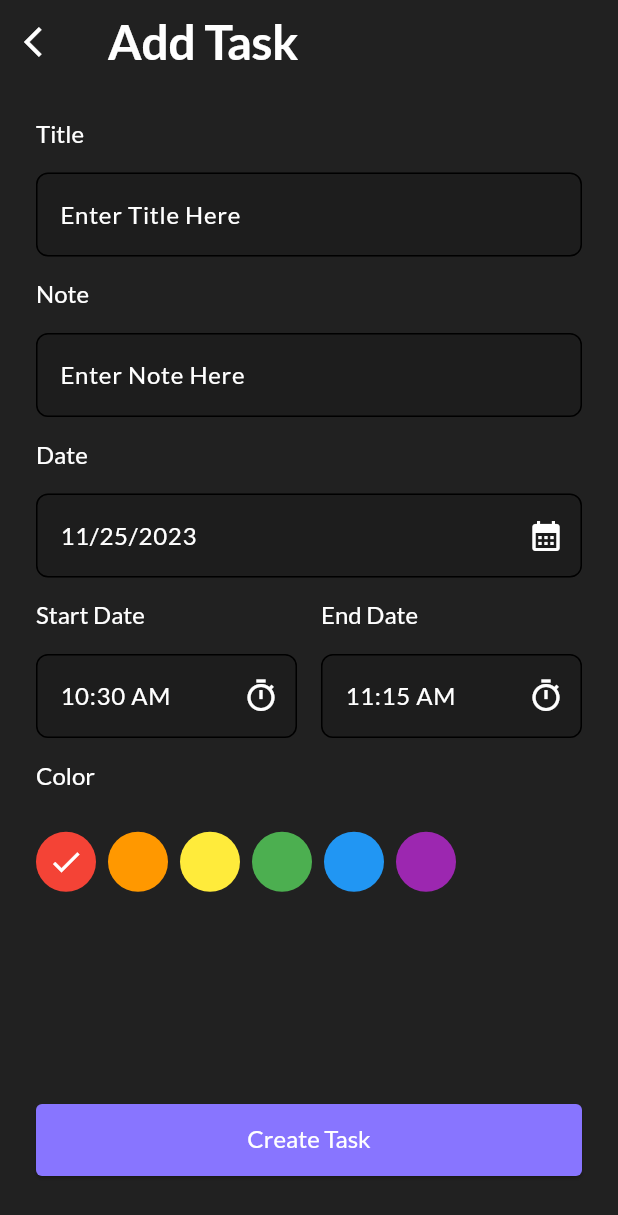
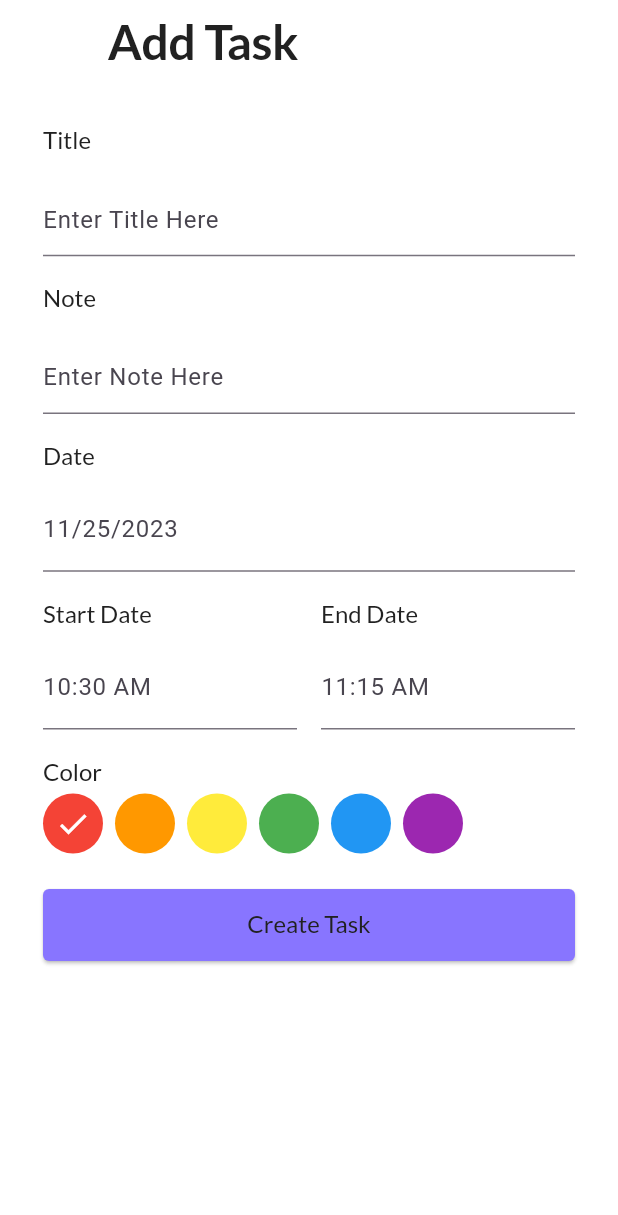
Before and after one commit to mahirAbdAlazimMokhtar/to-do-cubit, a Flutter app: the screen it shows after launch, after a tap on "SKip", after a tap on "Get Started", after a tap on the "add" icon, on a phone screen of 412 x 824 dp. Shown: the top 1215 px of the screen. Run offline on Flutter 3.47's test engine with Material 3 defaults, Android fonts, the phone set to English and light mode, and no system bars; our stand-ins replace date_picker_timeline, flutter_bloc, flutter_screenutil, get_it, google_fonts, shared_preferences and 1 more.

Commit message:
finish cubit logic

```diff
--- /dev/null
+++ b/devtools_options.yaml
@@ -0,0 +1 @@
+extensions:
--- a/lib/app/app.dart
+++ b/lib/app/app.dart
@@ -1,4 +1,5 @@
 import 'package:flutter/material.dart';
+import 'package:flutter_screenutil/flutter_screenutil.dart';
 import 'package:to_do_app/core/theme/theme.dart';
 import 'package:to_do_app/core/utils/app_strings.dart';
 
@@ -9,12 +10,21 @@ class MyApp extends StatelessWidget {
 
   @override
   Widget build(BuildContext context) {
-    return  MaterialApp(
-      theme: getLightTheme(),
-      darkTheme: getDarkTheme(),
-      themeMode: ThemeMode.dark,
-      title: AppString.appName,
-      home: const SplashScreen(),
+    return  ScreenUtilInit(
+      designSize: const Size(360, 690),
+      minTextAdapt: true,
+      splitScreenMode: true,
+      builder: (context, child) {
+        return MaterialApp(
+          theme: getLightTheme(),
+          darkTheme: getAppDarkTheme(),
+          themeMode: ThemeMode.system,
+          debugShowCheckedModeBanner: false,
+          title: AppString.appName,
+          home: const SplashScreen(),
+        );
+      },
+
     );
   }
 }
--- a/lib/core/theme/theme.dart
+++ b/lib/core/theme/theme.dart
@@ -3,13 +3,13 @@ import 'package:google_fonts/google_fonts.dart';
 
 import '../utils/app_colors.dart';
 
-ThemeData getLightTheme() {
+ThemeData getAppDarkTheme() {
   return ThemeData(
     primaryColor: AppColors.primary,
-      //background color for the app
+    //scaffoldBackgroundColor
     scaffoldBackgroundColor: AppColors.backgroundColor,
-      //app bar theme
-      appBarTheme: const AppBarTheme(
+    //appBar theme
+    appBarTheme:  const AppBarTheme(
       backgroundColor: AppColors.backgroundColor,
       centerTitle: true,
     ),
@@ -17,84 +17,74 @@ ThemeData getLightTheme() {
     textTheme: TextTheme(
       displayLarge: GoogleFonts.lato(
         color: AppColors.white,
-            fontWeight: FontWeight.w600,
+        fontWeight: FontWeight.bold,
         fontSize: 32,
       ),
       displayMedium: GoogleFonts.lato(
         color: AppColors.white,
         fontSize: 16,
-          )),
+      ),
+      displaySmall: GoogleFonts.lato(
+        color: AppColors.white.withOpacity(0.44),
+        fontSize: 16,
+      ),
+    ),
+    //button theme
     elevatedButtonTheme: ElevatedButtonThemeData(
         style: ElevatedButton.styleFrom(
             backgroundColor: AppColors.primary,
             shape: RoundedRectangleBorder(
-                borderRadius: BorderRadius.circular(8),
-              ))),
-
-
+                borderRadius: BorderRadius.circular(8)))),
     inputDecorationTheme: InputDecorationTheme(
+      //enabled border
         enabledBorder: OutlineInputBorder(
-          borderRadius: BorderRadius.circular(8),
-        ),
+            borderRadius: BorderRadius.circular(8)),
+        //fouced border
         focusedBorder: OutlineInputBorder(
-          borderRadius: BorderRadius.circular(8),
-        ),
+            borderRadius: BorderRadius.circular(8)),
         //hint
-
-        hintStyle: GoogleFonts.lato(
-          color: AppColors.lightBlack,
-          fontSize: 16,
-        ),
-        //fill Color
-        filled: true,
-        fillColor: AppColors.white,
-      ));
-}
-
-ThemeData getDarkTheme() {
-  return ThemeData(
-
-
-      inputDecorationTheme: InputDecorationTheme(
-        enabledBorder: OutlineInputBorder(
-          borderRadius: BorderRadius.circular(8),
-        ),
-        focusedBorder: OutlineInputBorder(
-          borderRadius: BorderRadius.circular(8),
-        ),
-        //hint
-
         hintStyle: GoogleFonts.lato(
           color: AppColors.white,
           fontSize: 16,
         ),
-        //fill Color
-        filled: true,
+        //fill color
         fillColor: AppColors.lightBlack,
+        filled: true
     ),
+  );
+}
+
+ThemeData getLightTheme() {
+  return ThemeData(
     primaryColor: AppColors.primary,
-      //background color for the app
-      scaffoldBackgroundColor: AppColors.backgroundColor,
-      //app bar theme
+    //scaffoldBackgroundColor
+    scaffoldBackgroundColor: AppColors.white,
+    //appBar theme
     appBarTheme: const AppBarTheme(
-        backgroundColor: AppColors.backgroundColor,
+      backgroundColor: AppColors.white,
       centerTitle: true,
     ),
     //text theme
     textTheme: TextTheme(
       displayLarge: GoogleFonts.lato(
-            color: Colors.white,
-            fontWeight: FontWeight.w600,
+        color: AppColors.backgroundColor,
+        fontWeight: FontWeight.bold,
         fontSize: 32,
       ),
       displayMedium: GoogleFonts.lato(
-            color: AppColors.white,
+        color: AppColors.backgroundColor,
         fontSize: 16,
-          )),
+      ),
+      displaySmall: GoogleFonts.lato(
+        color: AppColors.backgroundColor.withOpacity(0.44),
+        fontSize: 16,
+      ),
+    ),
+    //button theme
     elevatedButtonTheme: ElevatedButtonThemeData(
         style: ElevatedButton.styleFrom(
             backgroundColor: AppColors.primary,
             shape: RoundedRectangleBorder(
-                borderRadius: BorderRadius.circular(4),
-              ))));
+                borderRadius: BorderRadius.circular(4)))),
+  );
 }
--- /dev/null
+++ b/lib/feature/task/cubit/task_state.dart
@@ -0,0 +1,16 @@
+
+abstract class TaskState {}
+
+class TaskInitial extends TaskState {}
+class LoadingDate extends TaskState {}
+class LoadedDate extends TaskState {}
+class ErrorDate extends TaskState {}
+class LoadingStartTime extends TaskState {}
+class LoadedStartTime extends TaskState {}
+class ErrorStartTime extends TaskState {}
+class LoadingEndTime extends TaskState {}
+class LoadedEndTime extends TaskState {}
+class ErrorEndTime extends TaskState {}
+class LoadingColor extends TaskState {}
+class LoadedColor extends TaskState {}
+class ErrorColor extends TaskState {}
--- a/lib/feature/task/presentation/components/add_task_component.dart
+++ b/lib/feature/task/presentation/components/add_task_component.dart
@@ -1,4 +1,5 @@
 import 'package:flutter/material.dart';
+import 'package:flutter_screenutil/flutter_screenutil.dart';
 import 'package:to_do_app/core/utils/app_colors.dart';
 
 class AddTaskComponent extends StatelessWidget {
@@ -21,12 +22,15 @@ class AddTaskComponent extends StatelessWidget {
         crossAxisAlignment: CrossAxisAlignment.start,
         children: [
       Text(title, style: Theme.of(context).textTheme.displayMedium),
-      const SizedBox(height: 16),
+    SizedBox(height: 16.h),
       TextFormField(
         readOnly: readOnly,
         controller: controller,
+        cursorColor: AppColors.white,
         decoration: InputDecoration(
+
           hintText: hintTitle,
+
           suffixIcon: icon,
           suffixIconColor: AppColors.white,
         ),
--- a/lib/feature/task/presentation/screens/add_task_screen/add_task_screen.dart
+++ b/lib/feature/task/presentation/screens/add_task_screen/add_task_screen.dart
@@ -1,18 +1,17 @@
 import 'package:flutter/material.dart';
+import 'package:flutter_bloc/flutter_bloc.dart';
+import 'package:flutter_screenutil/flutter_screenutil.dart';
 import 'package:intl/intl.dart';
 import 'package:to_do_app/core/utils/app_strings.dart';
+import 'package:to_do_app/feature/task/cubit/task_cubit.dart';
 import 'package:to_do_app/feature/task/presentation/components/add_task_component.dart';
 
 import '../../../../../core/widgets/custom_elevated_button.dart';
+import '../../../cubit/task_state.dart';
 
-class AddTaskScreen extends StatefulWidget {
-  const AddTaskScreen({super.key});
+class AddTaskScreen extends StatelessWidget {
+  AddTaskScreen({super.key});
 
-  @override
-  State<AddTaskScreen> createState() => _AddTaskScreenState();
-}
-
-class _AddTaskScreenState extends State<AddTaskScreen> {
   TextEditingController titleController = TextEditingController();
 
   TextEditingController noteController = TextEditingController();
@@ -22,13 +21,6 @@ class _AddTaskScreenState extends State<AddTaskScreen> {
   TextEditingController startController = TextEditingController();
 
   TextEditingController endController = TextEditingController();
-
-  DateTime currentDate = DateTime.now();
-  String startTime = DateFormat('hh:mm a').format(DateTime.now());
-  String endTime = DateFormat('hh:mm a')
-      .format(DateTime.now().add(const Duration(minutes: 45)));
-
-  int currentIndex=0;
 
   @override
   Widget build(BuildContext context) {
@@ -49,15 +41,20 @@ class _AddTaskScreenState extends State<AddTaskScreen> {
           color: Colors.white,
         ),
       ),
-      body: Padding(
-        padding: const EdgeInsets.all(24),
-        child: Column(crossAxisAlignment: CrossAxisAlignment.start, children: [
+      body: SingleChildScrollView(
+        child: Padding(
+          padding: EdgeInsets.all(24.h),
+          child: BlocBuilder<TaskCubit, TaskState>(
+            builder: (context, state) {
+              return Column(
+                  crossAxisAlignment: CrossAxisAlignment.start,
+                  children: [
                     //title
                     AddTaskComponent(
                         title: AppString.title,
                         hintTitle: AppString.titleHint,
                         controller: titleController),
-          const SizedBox(height: 16),
+                    SizedBox(height: 16.h),
                     //note
                     AddTaskComponent(
                       title: AppString.note,
@@ -65,31 +62,21 @@ class _AddTaskScreenState extends State<AddTaskScreen> {
                       controller: noteController,
                     ),
                     //Date
-          const SizedBox(height: 16),
+                    SizedBox(height: 16.h),
                     AddTaskComponent(
                       readOnly: true,
                       title: AppString.date,
-            hintTitle: DateFormat.yMd().format(currentDate),
+                      hintTitle: DateFormat.yMd().format(
+                          BlocProvider.of<TaskCubit>(context).currentDate),
                       //controller: dateController,
                       icon: IconButton(
                         icon: const Icon(Icons.calendar_month_sharp),
                         onPressed: () async {
-                DateTime? pickedDate = await showDatePicker(
-                    context: context,
-                    initialDate: DateTime.now(),
-                    firstDate: DateTime.now(),
-                    lastDate: DateTime(2100));
-                setState(() {
-                  if (pickedDate != null) {
-                    currentDate = pickedDate!;
-                  } else {
-                    print('No date selected');
-                  }
-                });
+                          BlocProvider.of<TaskCubit>(context).getDate(context);
                         },
                       ),
                     ),
-          const SizedBox(height: 16),
+                    SizedBox(height: 16.h),
                     Row(
                       mainAxisAlignment: MainAxisAlignment.spaceBetween,
                       children: [
@@ -97,23 +84,13 @@ class _AddTaskScreenState extends State<AddTaskScreen> {
                           child: AddTaskComponent(
                             title: AppString.startDate,
                             readOnly: true,
-                  hintTitle: startTime,
+                            hintTitle:
+                                BlocProvider.of<TaskCubit>(context).startTime,
                             //controller: startController,
                             icon: IconButton(
                               icon: const Icon(Icons.timer_outlined),
                               onPressed: () async {
-                      TimeOfDay? pickedStartTime = await showTimePicker(
-                        context: context,
-                        initialTime: TimeOfDay.fromDateTime(DateTime.now()),
-                      );
-
-                      if (pickedStartTime != null) {
-                        setState(() {
-                          startTime = pickedStartTime.format(context);
-                        });
-                      } else {
-                        print('No time selected');
-                      }
+                               BlocProvider.of<TaskCubit>(context).getStartTime(context);
                               },
                             ),
                           ),
@@ -123,32 +100,23 @@ class _AddTaskScreenState extends State<AddTaskScreen> {
                           child: AddTaskComponent(
                             title: AppString.endDate,
                             readOnly: true,
-                  hintTitle: endTime,
+                            hintTitle:
+                                BlocProvider.of<TaskCubit>(context).endTime,
                             //controller: startController,
                             icon: IconButton(
                               icon: const Icon(Icons.timer_outlined),
                               onPressed: () async {
-                      TimeOfDay? pickedStartTime = await showTimePicker(
-                        context: context,
-                        initialTime: TimeOfDay.fromDateTime(DateTime.now()),
-                      );
-
-                      if (pickedStartTime != null) {
-                        setState(() {
-                          endTime = pickedStartTime.format(context);
-                        });
-                      } else {
-                        print(endTime);
-                      }
+                                BlocProvider.of<TaskCubit>(context).getEndTime(context);
                               },
                             ),
                           ),
                         ),
                       ],
                     ),
-          const SizedBox(height: 16),
+                    SizedBox(height: 16.h),
                     //! Color Widget
-          Expanded(
+                    SizedBox(
+                      height: 68,
                       child: Column(
                         crossAxisAlignment: CrossAxisAlignment.start,
                         children: [
@@ -160,35 +128,22 @@ class _AddTaskScreenState extends State<AddTaskScreen> {
                             child: ListView.separated(
                               scrollDirection: Axis.horizontal,
                               itemBuilder: (context, index) {
-                      Color getColor(int index) {
-                        switch (index) {
-                          case 0:
-                            return Colors.red;
-                          case 1:
-                            return Colors.orange;
-                          case 2:
-                            return Colors.yellow;
-                          case 3:
-                            return Colors.green;
-                          case 4:
-                            return Colors.blue;
-                          case 5:
-                            return Colors.purple;
-
-                          default:
-                            return Colors.grey;
-                        }
-                      }
+                               BlocProvider.of<TaskCubit>(context).getColor(index);
 
                                 return GestureDetector(
-                        onTap: (){
-                          setState(() {
-                            currentIndex = index;
-                          });
+                                  onTap: () {
+                                    BlocProvider.of<TaskCubit>(context).changeIndexOfColor(index);
                                   },
                                   child: CircleAvatar(
-                          backgroundColor: getColor(index),
-                          child:index==currentIndex? const Icon(Icons.check,color: Colors.white,):null,
+                                    backgroundColor: BlocProvider.of<TaskCubit>(context).getColor(index),
+                                    child: index ==
+                                            BlocProvider.of<TaskCubit>(context)
+                                                .currentIndex
+                                        ? const Icon(
+                                            Icons.check,
+                                            color: Colors.white,
+                                          )
+                                        : null,
                                   ),
                                 );
                               },
@@ -200,7 +155,8 @@ class _AddTaskScreenState extends State<AddTaskScreen> {
                         ],
                       ),
                     ),
-          const Spacer(),
+                    SizedBox(height: 16.h),
+                    //! Priority Widget
                     SizedBox(
                       height: 48,
                       width: double.infinity,
@@ -211,9 +167,12 @@ class _AddTaskScreenState extends State<AddTaskScreen> {
                             Navigator.pop(context);
                           }),
                     ),
-          const SizedBox(height: 16),
+                    SizedBox(height: 16.h),
                     //Start Date
-        ]),
+                  ]);
+            },
+          ),
+        ),
       ),
     );
   }
--- a/lib/feature/task/presentation/screens/home_screen/home_screen.dart
+++ b/lib/feature/task/presentation/screens/home_screen/home_screen.dart
@@ -1,5 +1,6 @@
 import 'package:date_picker_timeline/date_picker_widget.dart';
 import 'package:flutter/material.dart';
+import 'package:flutter_screenutil/flutter_screenutil.dart';
 import 'package:intl/intl.dart';
 import 'package:to_do_app/core/utils/app_colors.dart';
 import 'package:to_do_app/core/utils/app_strings.dart';
@@ -14,8 +15,9 @@ class HomeScreen extends StatelessWidget {
   Widget build(BuildContext context) {
     return SafeArea(
       child: Scaffold(
-        body: Padding(
-          padding: const EdgeInsets.all(24.0),
+        body: Container(
+         margin: EdgeInsets.only(bottom: 24.0.h),
+          padding:  const EdgeInsets.all(24.0),
           child: Column(
             crossAxisAlignment: CrossAxisAlignment.start,
             children: [
@@ -23,29 +25,36 @@ class HomeScreen extends StatelessWidget {
                 DateFormat.yMMMMd().format(
                   DateTime.now(),
                 ),
-                style: Theme.of(context).textTheme.displayLarge,
+                style: Theme.of(context).textTheme.displayMedium!.copyWith(fontSize: 20),
               ),
-              const SizedBox(height: 14.0),
+               SizedBox(height: 12.0.h),
               Text(
                 AppString.toDay,
                 style: Theme.of(context).textTheme.displayLarge,
               ),
-              const SizedBox(height: 10.0),
-              DatePicker(
+               SizedBox(height: 10.0.h),
+
+              SizedBox(
+                height: 85.h,
+                //width: double.infinity,
+                child: DatePicker(
                   DateTime.now(),
                   onDateChange: (date) {},
                   dateTextStyle: Theme.of(context).textTheme.displayMedium!,
                   monthTextStyle: Theme.of(context).textTheme.displayMedium!,
-                dayTextStyle: Theme.of(context).textTheme.displayMedium!,
+                  dayTextStyle: Theme.of(context).textTheme.displayMedium!.copyWith(fontSize: 15.sp),
                   initialSelectedDate: DateTime.now(),
                   selectedTextColor: AppColors.white,
                   selectionColor: AppColors.primary,
                 ),
-              const SizedBox(height: 24.0),
+              ),
+               SizedBox(height: 24.0.h),
               //NoTaskWidget(),
               const BuildTaskWidget(),
 
               const BuildTaskWidget(),
+
+              SizedBox(height: 24.0.h),
             ],
           ),
         ),
@@ -53,7 +62,7 @@ class HomeScreen extends StatelessWidget {
           backgroundColor: AppColors.primary,
           onPressed: () {
             Navigator.push(context,
-                MaterialPageRoute(builder: (context) =>  AddTaskScreen()));
+                MaterialPageRoute(builder: (context) =>   AddTaskScreen()));
           },
           child: const Icon(Icons.add),
         ),
--- a/lib/main.dart
+++ b/lib/main.dart
@@ -1,12 +1,21 @@
 import 'package:flutter/material.dart';
+import 'package:flutter_bloc/flutter_bloc.dart';
+import 'package:to_do_app/core/Bloc/bloc_observer.dart';
 import 'package:to_do_app/core/database/cache_helper.dart';
+import 'package:to_do_app/feature/task/cubit/task_cubit.dart';
 
 import 'app/app.dart';
 import 'core/Service/service_locator.dart';
 
 void main() async {
   WidgetsFlutterBinding.ensureInitialized();
+  Bloc.observer = MyBlocObserver();
   setup();
   await sl<CacheHelper>().init();
-  runApp(const MyApp());
+  runApp(
+    BlocProvider(
+      create: (context) => TaskCubit(),
+      child: const MyApp(),
+    ),
+  );
 }
--- a/pubspec.yaml
+++ b/pubspec.yaml
@@ -41,6 +41,8 @@ dependencies:
   get_it:
   intl:
   date_picker_timeline:
+  flutter_screenutil:
+  flutter_bloc:
 
 dev_dependencies:
   flutter_test:
```
Also changed, not shown: lib/core/Bloc/bloc_observer.dart (added, +38 -0 lines), lib/feature/task/cubit/task_cubit.dart (added, +98 -0 lines), pubspec.lock. Lines whose indentation alone changed are shown as unchanged.
